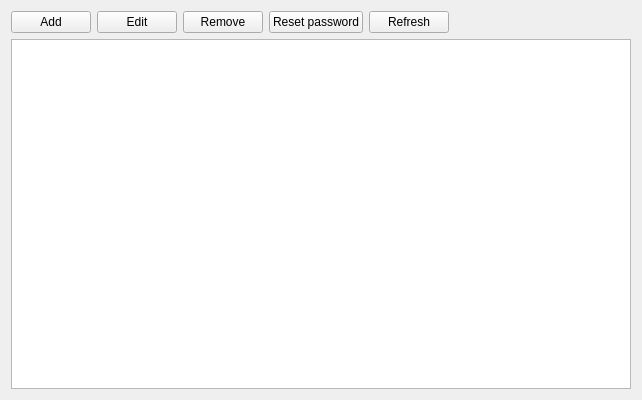
Old version of the form hikyuu/admin/widget/Ui_HkuUserManagerWidget.ui in the repository fasiondog/hikyuu.
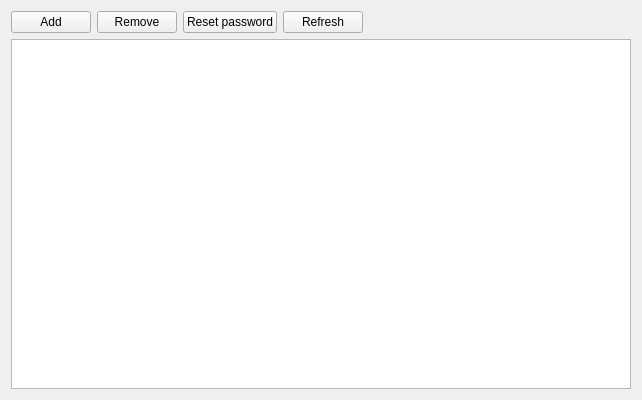
New version of the form.

```diff
--- a/hikyuu/admin/widget/Ui_HkuUserManagerWidget.ui
+++ b/hikyuu/admin/widget/Ui_HkuUserManagerWidget.ui
@@ -25,13 +25,6 @@
          </property>
         </widget>
        </item>
-       <item>
-        <widget class="QPushButton" name="edit_user_pushButton">
-         <property name="text">
-          <string>Edit</string>
-         </property>
-        </widget>
-       </item>
        <item>
         <widget class="QPushButton" name="remove_pushButton">
          <property name="text">
```
